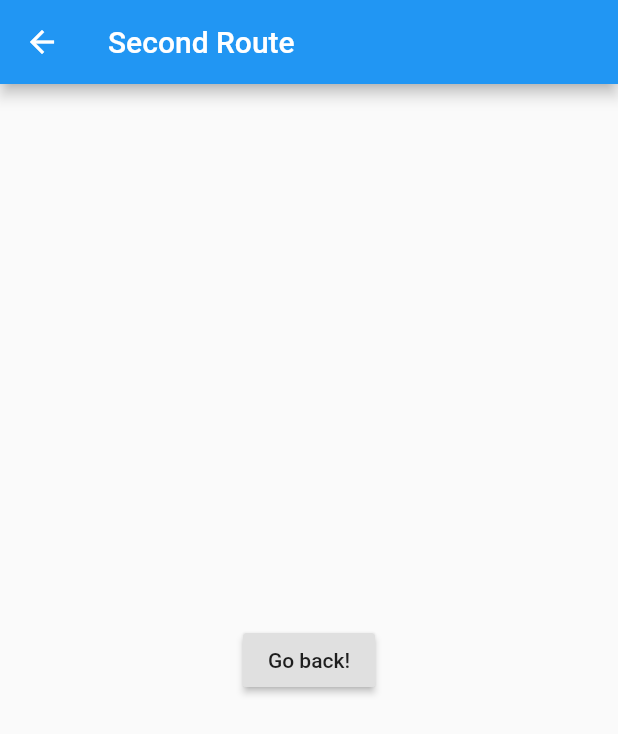
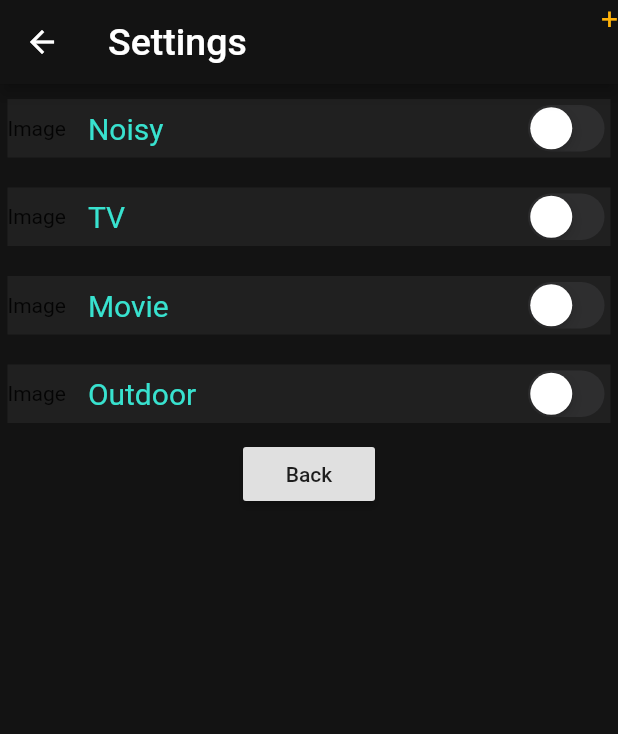
Before and after one commit to Burhan27/Audientes, a Flutter app: the Settings screen opened by its route, on a phone screen of 412 x 824 dp. Shown: the top 734 px of the screen. Run offline on Flutter 3.47's test engine with Material 2 defaults, Android fonts, the phone set to English and light mode, and no system bars; missing offline and left inert: volume.

Commit message:
Revert "Revert "Merge branch 'settings' into develop""
This reverts commit e312bd118bce8f945e25d545ebf738ee1ebce8e4.

```diff
--- a/lib/router.dart
+++ b/lib/router.dart
@@ -1,6 +1,8 @@
+import 'package:audientes/mixer.dart';
 import 'package:flutter/material.dart';
 import 'startscreen.dart';
 import 'settings.dart';
+import 'mixer.dart';
 
 
 class Router{
@@ -11,6 +13,8 @@ class Router{
         return MaterialPageRoute(builder: (_) => MyApp());
       case '/settings':
         return MaterialPageRoute(builder: (_) => Settings());
+      case '/mixer':
+        return MaterialPageRoute(builder: (_) => mixer());
       default:
         return MaterialPageRoute(
             builder: (_) => Scaffold(
--- /dev/null
+++ b/lib/settingOption.dart
@@ -0,0 +1,51 @@
+import 'package:audientes/settingsOptionDropDown.dart';
+import 'package:flutter/cupertino.dart';
+import 'package:flutter/material.dart';
+
+class settingOption extends StatefulWidget {
+  String optionText;
+
+  settingOption(this.optionText);
+
+  @override
+  State<StatefulWidget> createState() {
+    // TODO: implement createState
+    return settingOptionState(optionText);
+  }
+
+}
+
+class settingOptionState extends State<settingOption> {
+  String optionText;
+  bool isChecked = false;
+  settingOptionState(this.optionText);
+
+  @override
+  Widget build(BuildContext context) {
+    // TODO: implement build
+    return Container(
+      child: Row(
+        children: <Widget>[
+          Expanded(
+            child: settingOptionDropDown(optionText),
+            flex: 8,
+          ),
+          Expanded(
+            child: Container(child: CupertinoSwitch(
+              value: isChecked,
+              onChanged: (value) {
+                setState(() {
+                  isChecked = !isChecked;
+                });
+              },
+            activeColor: Color(0xff38E2CF),),
+              alignment: Alignment.centerRight,),
+            flex: 2,
+          )
+        ],
+      ),
+      margin: EdgeInsets.fromLTRB(5, 10, 5, 10),
+      width: double.infinity,
+    color: Color(0xff202020),);
+  }
+}
--- a/lib/settings.dart
+++ b/lib/settings.dart
@@ -1,3 +1,4 @@
+import 'package:audientes/settingOption.dart';
 import 'package:flutter/material.dart';
 
 class Settings extends StatelessWidget {
@@ -5,15 +6,38 @@ class Settings extends StatelessWidget {
   Widget build(BuildContext context) {
     return Scaffold(
       appBar: AppBar(
-        title: Text("Second Route"),
+        backgroundColor: Color(0xff131313),
+        title: Text(
+          "Settings",
+          style: TextStyle(color: Colors.white, fontSize: 25),
+        ),
+        actions: <Widget>[
+          GestureDetector(
+            child: Text(
+              '+',
+              style: TextStyle(fontSize: 20, color: Color(0xffFFB20A)),
+            ),
+          onTap: ()=> Navigator.pushNamed(context, '/mixer'),)
+        ],
       ),
-      body: Center(
-        child: RaisedButton(
-          onPressed: () {
-            Navigator.pop(context);
-          },
-          child: Text('Go back!'),
+      body: Container(
+        child: Column(
+          children: <Widget>[
+            settingOption('Noisy'),
+            settingOption('TV'),
+            settingOption('Movie'),
+            settingOption('Outdoor'),
+            RaisedButton(
+              onPressed: () {
+                Navigator.pop(context);
+              },
+              child: Text('Back'),
+            )
+          ],
         ),
+        width: double.infinity,
+        alignment: Alignment.center,
+        color: Color(0xff131313),
       ),
     );
   }
--- /dev/null
+++ b/lib/settingsOptionDropDown.dart
@@ -0,0 +1,39 @@
+import 'package:flutter/material.dart';
+
+class settingOptionDropDown extends StatefulWidget {
+
+  String optionText;
+
+  settingOptionDropDown(this.optionText);
+
+  @override
+  State<StatefulWidget> createState() {
+    // TODO: implement createState
+    return settingOptionDropDownState(optionText);
+  }
+
+
+}
+
+class settingOptionDropDownState extends State<settingOptionDropDown> {
+  String optionText;
+
+  settingOptionDropDownState(this.optionText);
+
+  @override
+  Widget build(BuildContext context) {
+    // TODO: implement build
+    return GestureDetector(
+      child: Row(children: <Widget>[
+        Expanded(child: Text('Image'),
+        flex: 1,),
+        Expanded(child:Container( child: Text(optionText,
+            style: TextStyle(fontSize: 20,
+            color: Color(0xff38E2CF)),),
+        ),
+        flex: 5,)],),
+      onTap: ()=> Navigator.pushNamed(context, '/mixer'),
+    );
+  }
+
+}
```
Also changed, not shown: lib/mixer.dart (added, +78 -0 lines).
